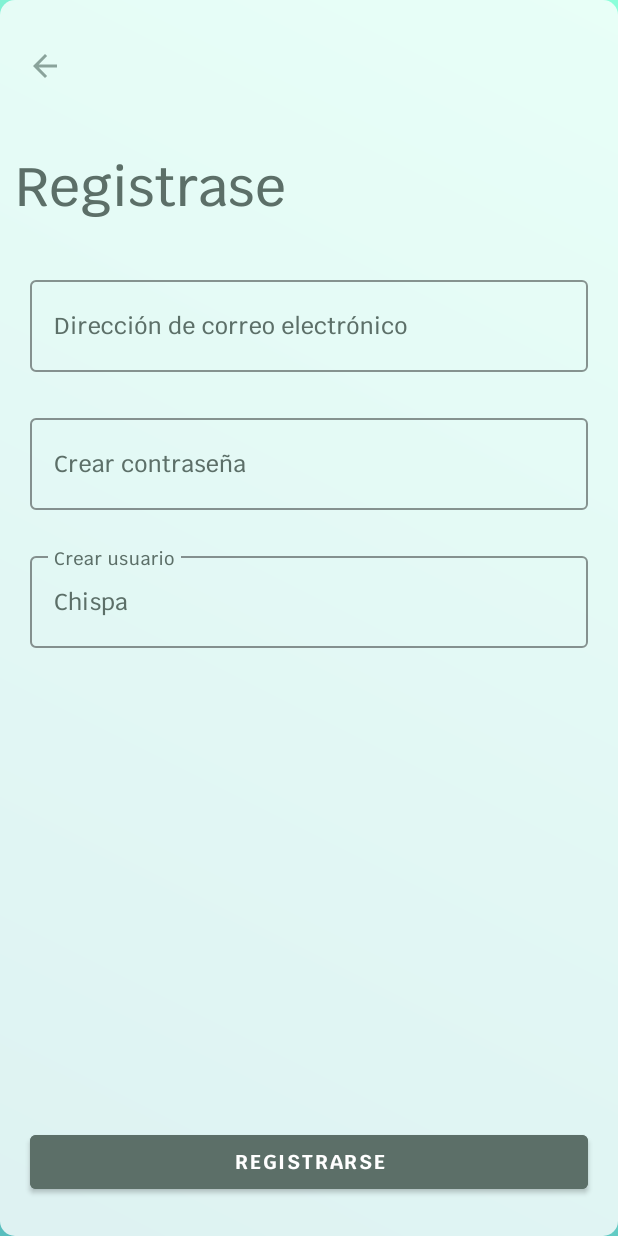
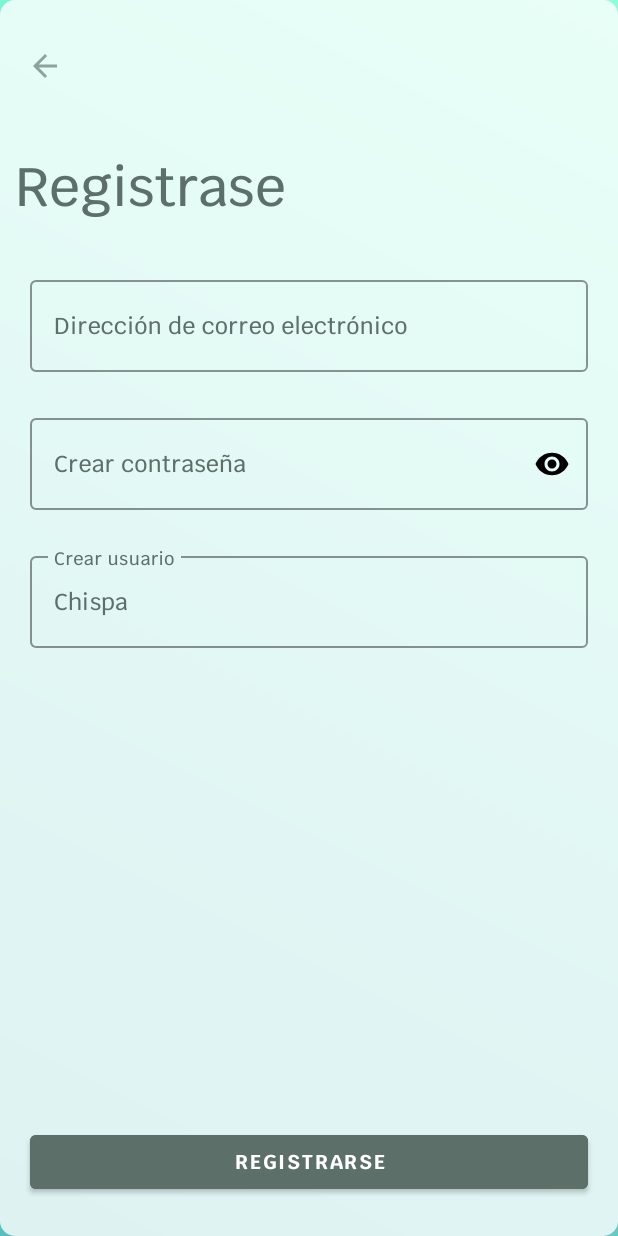
Before and after one commit to angelcast2002/APP-Proyecto1-PlataformasMoviles, an Android app: the RegisterFragment screen opened through its navigation route, on a phone screen of 412 x 824 dp. Run offline under Robolectric (Android 15) with nearby library versions, the light colour scheme and no system bars; our stand-ins replace navigation-ui.

Commit message:
4Dogs v1.5.2

```diff
--- a/4Dogs/app/src/main/java/com/example/fordogs/ui/fragments/editProfile/EditProfileFragment.kt
+++ b/4Dogs/app/src/main/java/com/example/fordogs/ui/fragments/editProfile/EditProfileFragment.kt
@@ -18,6 +18,7 @@ import kotlinx.coroutines.launch
 
 class EditProfileFragment: BaseFragment<EditProfileLayoutBinding>(){
     private val RegisterToLoginViewModel: RegisterToLoginViewModel by activityViewModels()
+
     lateinit var name: String
 
     override fun getViewBinding() = EditProfileLayoutBinding.inflate(layoutInflater)
--- a/4Dogs/app/src/main/res/layout/login_layout.xml
+++ b/4Dogs/app/src/main/res/layout/login_layout.xml
@@ -95,6 +95,7 @@
 
         app:endIconCheckable="true"
         app:endIconMode="password_toggle"
+        app:endIconTint="@color/black"
         >
 
         <com.google.android.material.textfield.TextInputEditText
--- a/4Dogs/app/src/main/res/layout/register_layout.xml
+++ b/4Dogs/app/src/main/res/layout/register_layout.xml
@@ -100,6 +100,9 @@
         style="@style/Widget.MaterialComponents.TextInputLayout.OutlinedBox"
         android:layout_marginTop="@dimen/marginSize_extraLarge"
         app:layout_constraintVertical_chainStyle="packed"
+        app:endIconCheckable="true"
+        app:endIconMode="password_toggle"
+        app:endIconTint="@color/black"
         >
 
         <com.google.android.material.textfield.TextInputEditText
@@ -110,6 +113,7 @@
 
             android:textSize="@dimen/textSize_textInputText"
             android:fontFamily="@font/krub_medium"
+            android:inputType="textPassword"
             />
 
     </com.google.android.material.textfield.TextInputLayout>
@@ -135,6 +139,7 @@
         style="@style/Widget.MaterialComponents.TextInputLayout.OutlinedBox"
         android:layout_marginTop="@dimen/marginSize_extraLarge"
         app:layout_constraintVertical_chainStyle="packed"
+
         >
 
         <com.google.android.material.textfield.TextInputEditText
```
Also changed, not shown: 4Dogs/app/src/main/java/com/example/fordogs/ui/fragments/editProfile/EditProfileViewModel.kt (added, +33 -0 lines).
